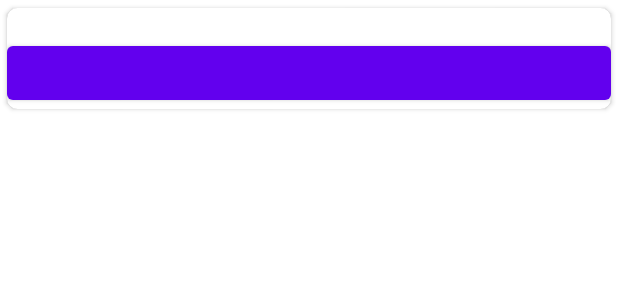
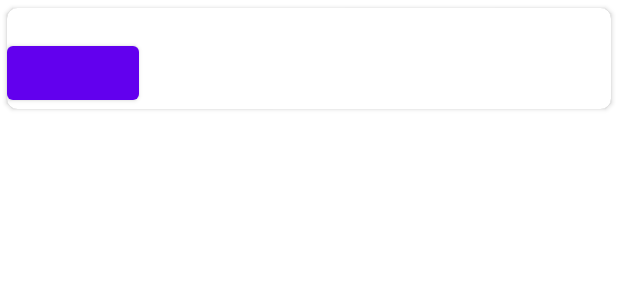
Before and after one commit to jaidunzogit/ContestApp, an Android app: the layout allcontest_row.xml on its own in the app's theme, with its tools: preview values and no code run, on a phone screen of 412 x 824 dp. Shown: the top 300 px of the screen. Run offline under Robolectric (Android 15) with nearby library versions, the light colour scheme and no system bars.

Commit message:
Create the hyperLinks and refactor the code

```diff
--- a/app/build.gradle
+++ b/app/build.gradle
@@ -45,7 +45,9 @@ dependencies {
     testImplementation 'junit:junit:4.13.2'
     androidTestImplementation 'androidx.test.ext:junit:1.1.5'
     androidTestImplementation 'androidx.test.espresso:espresso-core:3.5.1'
-
+    testImplementation "com.google.truth:truth:1.1.3"
+    testImplementation 'org.mockito:mockito:2.28.2'
+    androidTestImplementation 'org.mockito:mockito-android:2.24.5'
 
 //    RetrofitClient Dependencies
 
--- a/app/src/main/AndroidManifest.xml
+++ b/app/src/main/AndroidManifest.xml
@@ -10,7 +10,7 @@
         android:dataExtractionRules="@xml/data_extraction_rules"
         android:fullBackupContent="@xml/backup_rules"
         android:icon="@mipmap/ic_launcher"
-        android:label="@string/app_name"
+        android:label="Contest List"
         android:supportsRtl="true"
         android:theme="@style/Theme.Contest"
         tools:targetApi="31" >
--- a/app/src/main/java/com/learn/contest/db/ContestDao.kt
+++ b/app/src/main/java/com/learn/contest/db/ContestDao.kt
@@ -1,8 +1,5 @@
 package com.learn.contest.db
 
-
-import androidx.lifecycle.LiveData
-import androidx.lifecycle.MutableLiveData
 import androidx.room.*
 
 @Dao
--- a/app/src/main/java/com/learn/contest/db/ContestStore.kt
+++ b/app/src/main/java/com/learn/contest/db/ContestStore.kt
@@ -10,9 +10,9 @@ data class ContestStore(
 
     @PrimaryKey
     @ColumnInfo(name = "name")
-    val name:String,
+    val name: String,
 
     @ColumnInfo(name = "url")
-    val url:String,
+    val url: String,
 
-)
+    )
--- a/app/src/main/java/com/learn/contest/repo/AllContest.kt
+++ b/app/src/main/java/com/learn/contest/repo/AllContest.kt
@@ -1,7 +1,4 @@
 package com.learn.contest.repo
-
-import com.google.gson.annotations.SerializedName
-import okhttp3.HttpUrl
 
 data class AllContest(
     var name: String,
--- a/app/src/main/res/layout/activity_main.xml
+++ b/app/src/main/res/layout/activity_main.xml
@@ -12,7 +12,6 @@
       android:layout_height="wrap_content"
       android:layout_marginLeft="28dp"
       android:layout_marginTop="28dp"
-      android:text="All Contest"
       android:textColor="#FFFFFF"
       app:cornerRadius="100dp"
       app:layout_constraintStart_toStartOf="parent"
--- a/app/src/main/res/layout/allcontest_row.xml
+++ b/app/src/main/res/layout/allcontest_row.xml
@@ -27,9 +27,10 @@
 
             <Button
                 android:id="@+id/url"
-                android:layout_width="match_parent"
+                android:layout_width="wrap_content"
                 android:layout_height="wrap_content"
-                app:layout_constraintTop_toBottomOf="@id/name"/>
+                app:layout_constraintTop_toBottomOf="@id/name"
+                app:layout_constraintStart_toStartOf="parent"/>
 
         </androidx.constraintlayout.widget.ConstraintLayout>
 
```
Also changed, not shown: app/src/main/java/com/learn/contest/AllContestActivity.kt (+10 -8 lines), app/src/main/java/com/learn/contest/MainActivity.kt (+4 -3 lines), app/src/main/java/com/learn/contest/RecyclerView/AllContestAdapter.kt (+18 -13 lines), app/src/main/java/com/learn/contest/ViewModel/MainViewModel.kt (+18 -21 lines), app/src/main/java/com/learn/contest/ViewModel/MyViewModelFactory.kt (+6 -4 lines), app/src/main/java/com/learn/contest/db/ContestDatabase.kt (+10 -19 lines).
